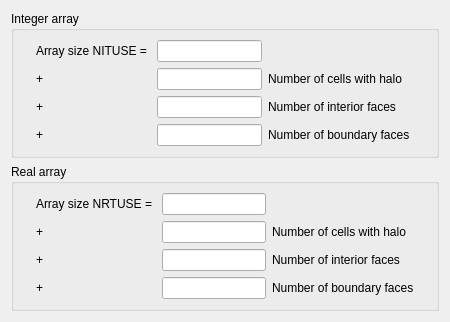
Before: the Qt Designer form gui/Pages/UserArraysForm.ui in code-saturne/code_saturne, drawn with Qt 5.
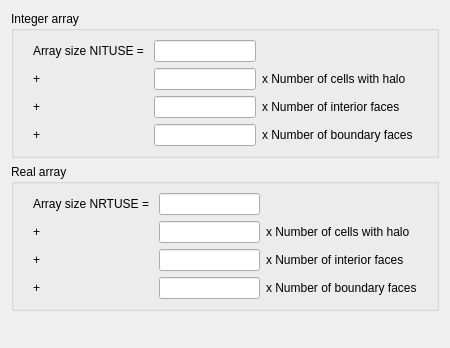
After: the same form once the commit is applied.

What changed in the file:
```diff
--- a/gui/Pages/UserArraysForm.ui
+++ b/gui/Pages/UserArraysForm.ui
@@ -6,7 +6,7 @@
     <x>0</x>
     <y>0</y>
     <width>450</width>
-    <height>322</height>
+    <height>348</height>
    </rect>
   </property>
   <property name="windowTitle" >
@@ -82,7 +82,7 @@
              <string>Code_Saturne keyword: NCELET</string>
             </property>
             <property name="text" >
-             <string>Number of cells with halo</string>
+             <string>x Number of cells with halo</string>
             </property>
            </widget>
           </item>
@@ -112,7 +112,7 @@
              <string>Code_Saturne keyword: NFAC</string>
             </property>
             <property name="text" >
-             <string>Number of interior faces</string>
+             <string>x Number of interior faces</string>
             </property>
            </widget>
           </item>
@@ -142,7 +142,7 @@
              <string>Code_Saturne keyword: NFABOR</string>
             </property>
             <property name="text" >
-             <string>Number of boundary faces</string>
+             <string>x Number of boundary faces</string>
             </property>
            </widget>
           </item>
@@ -252,7 +252,7 @@
              <string>Code_Saturne keyword: NFAC</string>
             </property>
             <property name="text" >
-             <string>Number of interior faces</string>
+             <string>x Number of interior faces</string>
             </property>
            </widget>
           </item>
@@ -282,7 +282,7 @@
              <string>Code_Saturne keyword: NFABOR</string>
             </property>
             <property name="text" >
-             <string>Number of boundary faces</string>
+             <string>x Number of boundary faces</string>
             </property>
            </widget>
           </item>
@@ -292,7 +292,7 @@
              <string>Code_Saturne keyword: NCELET</string>
             </property>
             <property name="text" >
-             <string>Number of cells with halo</string>
+             <string>x Number of cells with halo</string>
             </property>
            </widget>
           </item>
```
Left out of the diff: 10 changed lines with no effect on the pictures.
